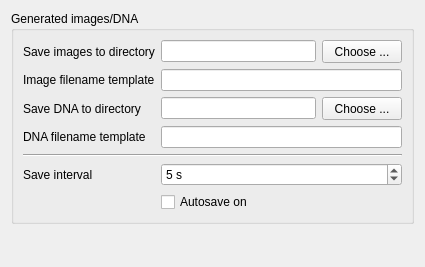
Old version of the form optionsform.ui in the repository superkartoffel/evo-cubist.
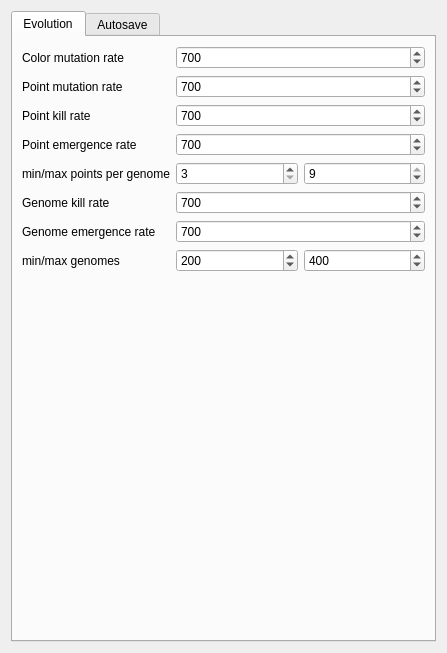
New version of the form.

Patch:
```diff
--- a/optionsform.ui
+++ b/optionsform.ui
@@ -6,13 +6,243 @@
    <rect>
     <x>0</x>
     <y>0</y>
-    <width>403</width>
-    <height>267</height>
+    <width>427</width>
+    <height>653</height>
    </rect>
   </property>
   <property name="windowTitle">
    <string>Options</string>
   </property>
+  <layout class="QGridLayout" name="gridLayout">
+   <item row="0" column="0">
+    <widget class="QTabWidget" name="autoSaveTabWidget">
+     <property name="currentIndex">
+      <number>0</number>
+     </property>
+     <widget class="QWidget" name="breeding">
+      <attribute name="title">
+       <string>Evolution</string>
+      </attribute>
+      <layout class="QGridLayout" name="gridLayout_2">
+       <item row="0" column="0">
+        <layout class="QFormLayout" name="formLayout_2">
+         <property name="fieldGrowthPolicy">
+          <enum>QFormLayout::AllNonFixedFieldsGrow</enum>
+         </property>
+         <item row="0" column="0">
+          <widget class="QLabel" name="colorMutationRateLabel">
+           <property name="text">
+            <string>Color mutation rate</string>
+           </property>
+          </widget>
+         </item>
+         <item row="0" column="1">
+          <widget class="QSpinBox" name="colorMutationRateSpinBox">
+           <property name="minimum">
+            <number>1</number>
+           </property>
+           <property name="maximum">
+            <number>2000</number>
+           </property>
+           <property name="value">
+            <number>700</number>
+           </property>
+          </widget>
+         </item>
+         <item row="1" column="0">
+          <widget class="QLabel" name="pointMutationRateLabel">
+           <property name="text">
+            <string>Point mutation rate</string>
+           </property>
+          </widget>
+         </item>
+         <item row="1" column="1">
+          <widget class="QSpinBox" name="pointMutationRateSpinBox">
+           <property name="minimum">
+            <number>1</number>
+           </property>
+           <property name="maximum">
+            <number>2000</number>
+           </property>
+           <property name="value">
+            <number>700</number>
+           </property>
+          </widget>
+         </item>
+         <item row="2" column="0">
+          <widget class="QLabel" name="pointKillRateLabel">
+           <property name="text">
+            <string>Point kill rate</string>
+           </property>
+          </widget>
+         </item>
+         <item row="2" column="1">
+          <widget class="QSpinBox" name="pointKillRateSpinBox">
+           <property name="minimum">
+            <number>1</number>
+           </property>
+           <property name="maximum">
+            <number>2000</number>
+           </property>
+           <property name="value">
+            <number>700</number>
+           </property>
+          </widget>
+         </item>
+         <item row="3" column="0">
+          <widget class="QLabel" name="pointEmergenceRateLabel">
+           <property name="text">
+            <string>Point emergence rate</string>
+           </property>
+          </widget>
+         </item>
+         <item row="3" column="1">
+          <widget class="QSpinBox" name="pointEmergenceRateSpinBox">
+           <property name="minimum">
+            <number>1</number>
+           </property>
+           <property name="maximum">
+            <number>2000</number>
+           </property>
+           <property name="value">
+            <number>700</number>
+           </property>
+          </widget>
+         </item>
+         <item row="5" column="1">
+          <widget class="QSpinBox" name="genomeKillRateSpinBox">
+           <property name="minimum">
+            <number>1</number>
+           </property>
+           <property name="maximum">
+            <number>2000</number>
+           </property>
+           <property name="value">
+            <number>700</number>
+           </property>
+          </widget>
+         </item>
+         <item row="5" column="0">
+          <widget class="QLabel" name="genomeKillRateLabel">
+           <property name="text">
+            <string>Genome kill rate</string>
+           </property>
+          </widget>
+         </item>
+         <item row="6" column="0">
+          <widget class="QLabel" name="genomeEmergenceRateLabel">
+           <property name="text">
+            <string>Genome emergence rate</string>
+           </property>
+          </widget>
+         </item>
+         <item row="6" column="1">
+          <widget class="QSpinBox" name="genomeEmergenceRateSpinBox">
+           <property name="minimum">
+            <number>1</number>
+           </property>
+           <property name="maximum">
+            <number>2000</number>
+           </property>
+           <property name="value">
+            <number>700</number>
+           </property>
+          </widget>
+         </item>
+         <item row="7" column="0">
+          <widget class="QLabel" name="label_6">
+           <property name="text">
+            <string>min/max genomes</string>
+           </property>
+          </widget>
+         </item>
+         <item row="7" column="1">
+          <layout class="QHBoxLayout" name="horizontalLayout_4">
+           <item>
+            <widget class="QSpinBox" name="minGenomesSpinBox">
+             <property name="minimum">
+              <number>100</number>
+             </property>
+             <property name="maximum">
+              <number>100000</number>
+             </property>
+             <property name="singleStep">
+              <number>100</number>
+             </property>
+             <property name="value">
+              <number>200</number>
+             </property>
+            </widget>
+           </item>
+           <item>
+            <widget class="QSpinBox" name="maxGenomesSpinBox">
+             <property name="minimum">
+              <number>1</number>
+             </property>
+             <property name="maximum">
+              <number>100000</number>
+             </property>
+             <property name="singleStep">
+              <number>100</number>
+             </property>
+             <property name="value">
+              <number>400</number>
+             </property>
+            </widget>
+           </item>
+          </layout>
+         </item>
+         <item row="4" column="0">
+          <widget class="QLabel" name="label_7">
+           <property name="text">
+            <string>min/max points per genome</string>
+           </property>
+          </widget>
+         </item>
+         <item row="4" column="1">
+          <layout class="QHBoxLayout" name="horizontalLayout_5">
+           <item>
+            <widget class="QSpinBox" name="minPointsSpinBox">
+             <property name="minimum">
+              <number>3</number>
+             </property>
+             <property name="maximum">
+              <number>8</number>
+             </property>
+             <property name="singleStep">
+              <number>1</number>
+             </property>
+             <property name="value">
+              <number>3</number>
+             </property>
+            </widget>
+           </item>
+           <item>
+            <widget class="QSpinBox" name="maxPointsSpinBox">
+             <property name="minimum">
+              <number>3</number>
+             </property>
+             <property name="maximum">
+              <number>9</number>
+             </property>
+             <property name="singleStep">
+              <number>1</number>
+             </property>
+             <property name="value">
+              <number>9</number>
+             </property>
+            </widget>
+           </item>
+          </layout>
+         </item>
+        </layout>
+       </item>
+      </layout>
+     </widget>
+     <widget class="QWidget" name="autosave">
+      <attribute name="title">
+       <string>Autosave</string>
+      </attribute>
   <layout class="QVBoxLayout" name="verticalLayout">
    <item>
     <widget class="QGroupBox" name="groupBox">
@@ -110,7 +340,7 @@
            <number>9999</number>
           </property>
           <property name="value">
-           <number>5</number>
+               <number>10</number>
           </property>
          </widget>
         </item>
@@ -205,6 +435,10 @@
       </size>
      </property>
     </spacer>
+       </item>
+      </layout>
+     </widget>
+    </widget>
    </item>
   </layout>
  </widget>
```
Left out of the diff: 3 changed lines with no effect on the pictures. Lines whose indentation alone changed are shown as unchanged.
